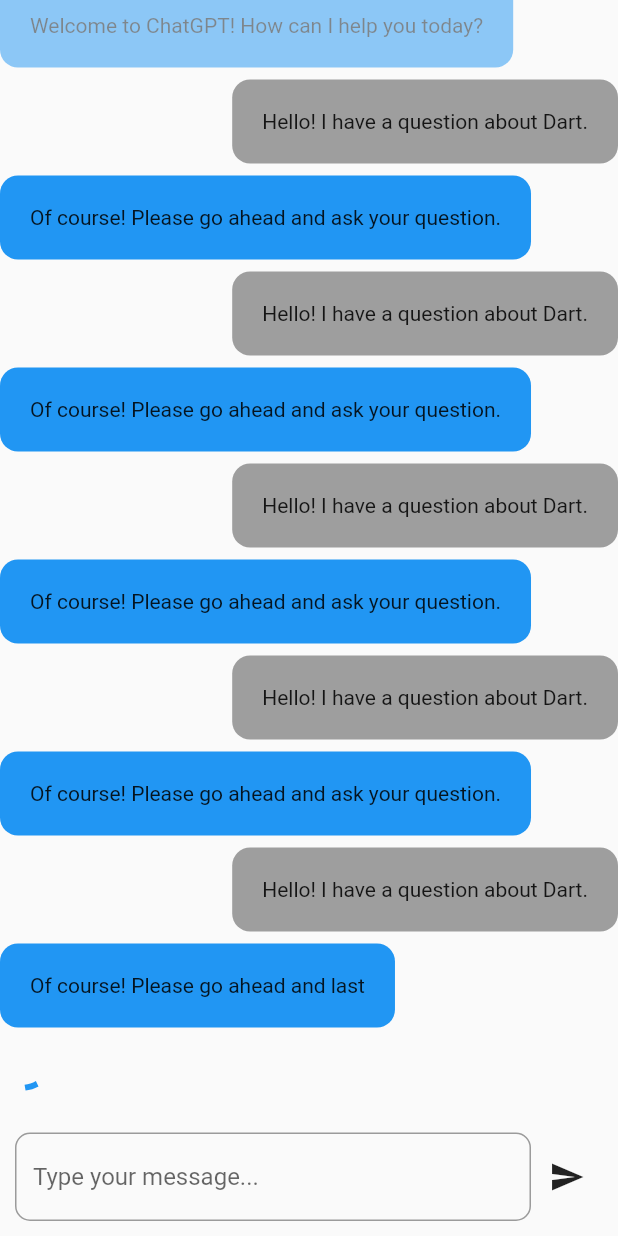
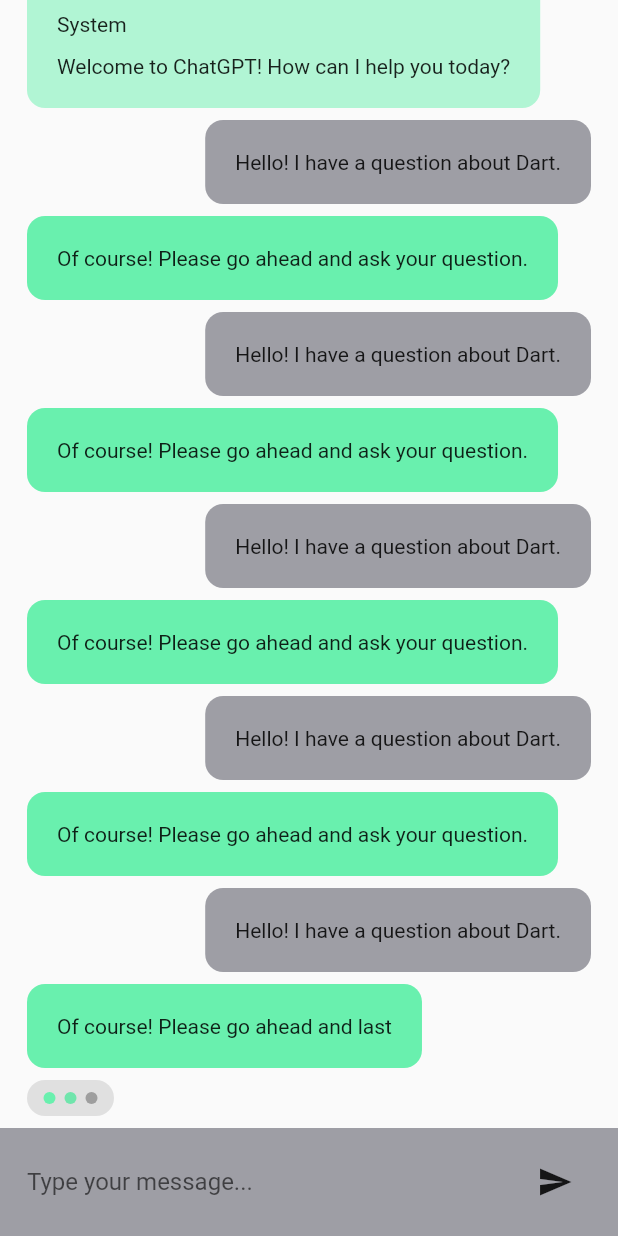
Before and after one commit to intelligent-iterations/llm_chat, a Flutter app: the screen it shows after launch, on a phone screen of 412 x 824 dp. Run offline on Flutter 3.47's test engine with Material 2 defaults, Android fonts, the phone set to English and light mode, and no system bars; our stand-ins replace equatable.

Commit message:
updated style options

```diff
--- a/lib/main.dart
+++ b/lib/main.dart
@@ -1,4 +1,3 @@
-import 'package:flutter/cupertino.dart';
 import 'package:flutter/material.dart';
 import 'package:flutter/services.dart';
 import 'package:llm_chat/model/llm_chat_message.dart';
@@ -88,11 +87,15 @@
 class _ExampleState extends State<_Example> {
   @override
   Widget build(BuildContext context) {
+    final t = TextStyle(color: Colors.white);
     return Scaffold(
       body: Column(
         children: [
           Expanded(
             child: LLMChat(
+              style: LlmMessageStyle(
+                  userColor: Color(0xff9E9EA5),
+                  assistantColor: Colors.greenAccent),
               showSystemMessage: true,
               scrollController: scrollController,
               awaitingResponse: true,
@@ -166,17 +169,15 @@
             reverse: true,
             itemCount: _messages.length + 1,
             controller: widget.scrollController,
-            padding: widget.chatPadding ?? const EdgeInsets.only(bottom: 20),
+            padding: widget.chatPadding ??
+                EdgeInsets.symmetric(horizontal: 18, vertical: 8),
             itemBuilder: (_, i) {
               if (i == 0) {
                 if (widget.awaitingResponse) {
                   return widget.loadingWidget ??
-                      Align(
-                        alignment: Alignment.bottomLeft,
-                        child: SizedBox(
-                            height: 32,
-                            width: 32,
-                            child: CircularProgressIndicator()),
+                      TypingIndicator(
+                        assistantColor:
+                            widget.style?.assistantColor ?? Colors.blue,
                       );
                 }
                 return Container();
@@ -204,6 +205,9 @@
           ),
         ),
         LLmChatTextInput(
+          background: widget.style?.inputBoxColor,
+          icon: widget.style?.sendIcon,
+          textStyle: widget.style?.inputTextStyle,
           controller: widget.controller,
           onSubmit: (text) {
             widget.onSubmit(text);
@@ -220,10 +224,16 @@
     required this.controller,
     required this.onSubmit,
     super.key,
+    this.textStyle,
+    this.icon,
+    this.background,
   });
 
   final TextEditingController controller;
   final Function(String) onSubmit;
+  final TextStyle? textStyle;
+  final Widget? icon;
+  final Color? background;
 
   @override
   State<LLmChatTextInput> createState() => _LLmChatTextInputState();
@@ -235,26 +245,42 @@
     widget.controller.clear();
   }
 
+  late final _focusNode = FocusNode(
+    onKey: (FocusNode node, RawKeyEvent evt) {
+      if (!evt.isShiftPressed && evt.logicalKey.keyLabel == 'Enter') {
+        if (evt is RawKeyDownEvent) {
+          submit();
+        }
+        return KeyEventResult.handled;
+      } else {
+        return KeyEventResult.ignored;
+      }
+    },
+  );
+
   @override
   Widget build(BuildContext context) {
-    return Padding(
-      padding: const EdgeInsets.symmetric(horizontal: 10, vertical: 10),
+    return Container(
+      color: widget.background ?? Color(0xff9E9EA5),
+      padding: const EdgeInsets.symmetric(vertical: 12, horizontal: 18),
       child: Row(
         children: [
           Expanded(
             child: TextField(
+              style: widget.textStyle,
+              maxLines: null,
+              keyboardType: TextInputType.multiline,
+              focusNode: _focusNode,
               controller: widget.controller,
               onSubmitted: (_) => submit(),
               decoration: InputDecoration(
                   hintText: "Type your message...",
-                border: OutlineInputBorder(
-                  borderRadius: BorderRadius.circular(10),
-                ),
-              ),
+                  border: InputBorder.none,
+                  hintStyle: widget.textStyle),
             ),
           ),
           IconButton(
-            icon: Icon(Icons.send),
+            icon: widget.icon ?? const Icon(Icons.send),
             onPressed: submit,
           )
         ],
@@ -293,12 +319,9 @@
             color: _getColor(), borderRadius: BorderRadius.circular(12))
         : boxDecorationBasedOnMessage!(message);
 
-    return Opacity(
-      opacity: message.type == 'system' ? .5 : 1.0,
-      child: Align(
-        alignment: message.type == 'user'
-            ? Alignment.bottomRight
-            : Alignment.bottomLeft,
+    return Align(
+      alignment:
+          message.type == 'user' ? Alignment.bottomRight : Alignment.bottomLeft,
       child: Container(
         padding: messagePadding ??
             EdgeInsets.symmetric(
@@ -312,13 +335,16 @@
             if (isSystem)
               Padding(
                 padding: const EdgeInsets.only(bottom: 12),
-                  child: Text('System'),
+                child: Text(
+                  'System',
+                  style: style.systemTextStyle,
+                ),
               ),
             Text(
+              style: _getTextStyle(),
               '${message.message}',
             ),
           ],
-          ),
         ),
       ),
     );
@@ -328,8 +354,95 @@
     switch (message.type) {
       case 'user':
         return style.userColor;
+      case 'system':
+        return style.systemColor ?? style.assistantColor.withOpacity(.5);
       default:
         return style.assistantColor;
     }
   }
+
+  TextStyle? _getTextStyle() {
+    switch (message.type) {
+      case 'user':
+        return style.userTextStyle;
+      case 'system':
+        return style.systemTextStyle;
+      default:
+        return style.assistantTextStyle;
     }
+  }
+}
+
+class TypingIndicator extends StatefulWidget {
+  const TypingIndicator({required this.assistantColor, super.key});
+
+  final Color assistantColor;
+
+  @override
+  _TypingIndicatorState createState() => _TypingIndicatorState();
+}
+
+class _TypingIndicatorState extends State<TypingIndicator> {
+  List<double> _opacities = [0.0, 0.0, 0.0];
+
+  @override
+  void initState() {
+    super.initState();
+    _animateDots();
+  }
+
+  void _animateDots() async {
+    const duration = Duration(milliseconds: 200);
+    while (true) {
+      await Future.delayed(duration);
+      setState(() {
+        _opacities = [1.0, 0.0, 0.0];
+      });
+      await Future.delayed(duration);
+      setState(() {
+        _opacities = [1.0, 1.0, 0.0];
+      });
+      await Future.delayed(duration);
+      setState(() {
+        _opacities = [1.0, 1.0, 1.0];
+      });
+      await Future.delayed(duration);
+      setState(() {
+        _opacities = [0.0, 0.0, 0.0];
+      });
+    }
+  }
+
+  @override
+  Widget build(BuildContext context) {
+    return Row(
+      mainAxisAlignment: MainAxisAlignment.start,
+      children: [
+        Container(
+          padding: EdgeInsets.all(8),
+          decoration: BoxDecoration(
+            color: Colors.grey[300],
+            borderRadius: BorderRadius.circular(16),
+          ),
+          child: Row(
+            children: List.generate(
+              3,
+              (index) => AnimatedContainer(
+                duration: Duration(milliseconds: 300),
+                margin: EdgeInsets.symmetric(horizontal: 3),
+                height: 8,
+                width: 8,
+                decoration: BoxDecoration(
+                  color: _opacities[index] > 0.5
+                      ? widget.assistantColor
+                      : Colors.grey,
+                  borderRadius: BorderRadius.circular(6),
+                ),
+              ),
+            ),
+          ),
+        ),
+      ],
+    );
+  }
+}
--- a/lib/model/llm_style.dart
+++ b/lib/model/llm_style.dart
@@ -2,10 +2,24 @@
 
 class LlmMessageStyle {
   const LlmMessageStyle({
+    this.sendIcon,
+    this.userTextStyle,
+    this.assistantTextStyle,
+    this.inputTextStyle,
+    this.systemTextStyle,
+    this.systemColor,
+    this.inputBoxColor,
     required this.userColor,
     required this.assistantColor,
   });
 
   final Color userColor;
+  final TextStyle? userTextStyle;
+  final TextStyle? assistantTextStyle;
+  final TextStyle? inputTextStyle;
+  final TextStyle? systemTextStyle;
   final Color assistantColor;
+  final Color? systemColor;
+  final Color? inputBoxColor;
+  final Widget? sendIcon;
 }
```
Lines whose indentation alone changed are shown as unchanged.
